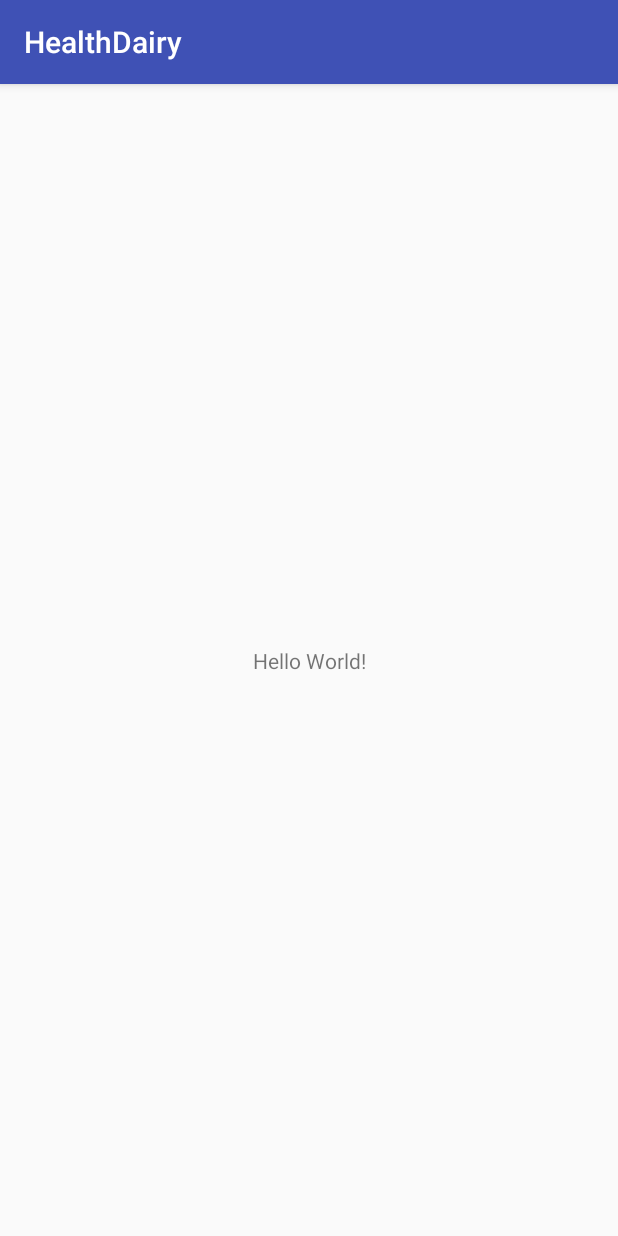
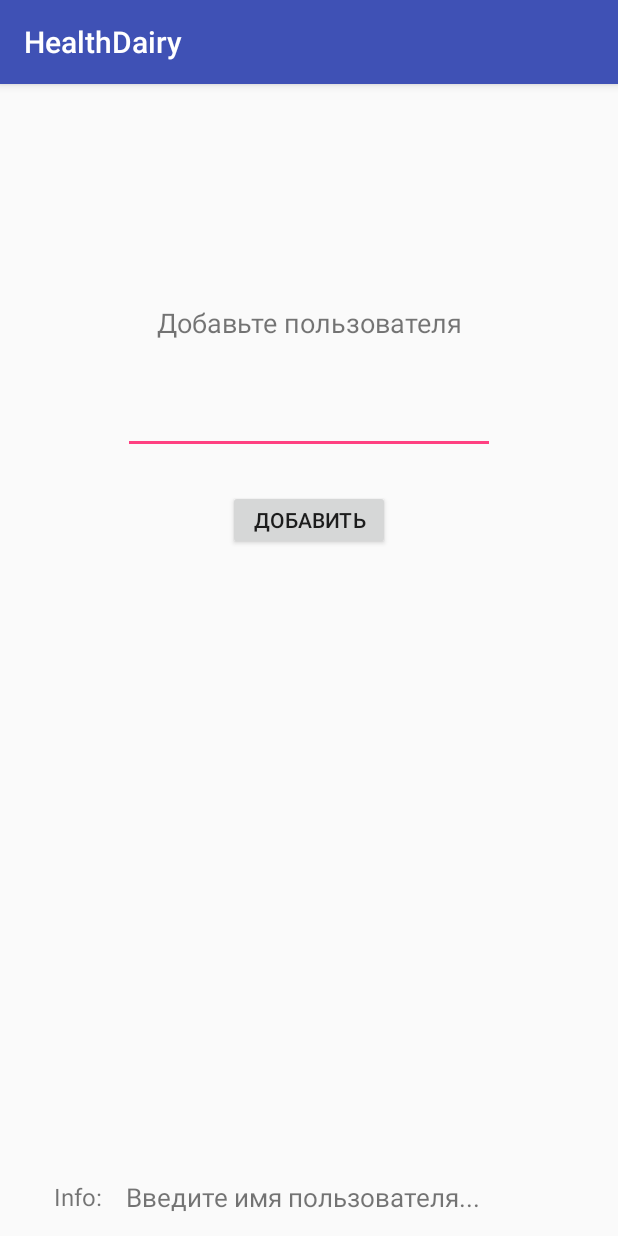
Before and after one commit to blacklgames/HealthDairy, an Android app: the screen it shows after launch (MainActivity), on a phone screen of 412 x 824 dp. Run offline under Robolectric (Android 15) with nearby library versions, the phone set to English and light mode, and no system bars; 6 statements that could not run were skipped.

Commit message:
Add SQLite database handling. Add activity for User history. Finish MainActivity for adding user.

```diff
--- a/HealthDairy/app/build.gradle
+++ b/HealthDairy/app/build.gradle
@@ -32,6 +32,7 @@ dependencies {
     implementation fileTree(dir: 'libs', include: ['*.jar'])
     implementation 'com.android.support:appcompat-v7:27.1.1'
     implementation 'com.android.support.constraint:constraint-layout:1.1.0'
+    implementation 'com.android.support:design:27.1.1'
     testImplementation 'junit:junit:4.12'
     androidTestImplementation 'com.android.support.test:runner:1.0.2'
     androidTestImplementation 'com.android.support.test.espresso:espresso-core:3.0.2'
--- a/HealthDairy/app/src/main/AndroidManifest.xml
+++ b/HealthDairy/app/src/main/AndroidManifest.xml
@@ -16,6 +16,10 @@
                 <category android:name="android.intent.category.LAUNCHER" />
             </intent-filter>
         </activity>
+        <activity
+            android:name=".UserHistoryActivity"
+            android:label="@string/title_activity_user_history"
+            android:theme="@style/AppTheme.NoActionBar"></activity>
     </application>
 
 </manifest>
--- a/HealthDairy/app/src/main/java/com/blacklgames/healthdairy/MainActivity.java
+++ b/HealthDairy/app/src/main/java/com/blacklgames/healthdairy/MainActivity.java
@@ -1,8 +1,15 @@
 package com.blacklgames.healthdairy;
 
+import android.content.ContentValues;
+import android.content.Intent;
+import android.database.Cursor;
+import android.database.sqlite.SQLiteDatabase;
 import android.support.v7.app.AppCompatActivity;
 import android.os.Bundle;
+import android.view.View;
 import android.widget.TextView;
+
+import com.blacklgames.healthdairy.db.DB;
 
 public class MainActivity extends AppCompatActivity {
 
@@ -16,9 +23,53 @@ public class MainActivity extends AppCompatActivity {
         super.onCreate(savedInstanceState);
         setContentView(R.layout.activity_main);
 
-        // Example of a call to a native method
-        TextView tv = (TextView) findViewById(R.id.sample_text);
-        tv.setText(stringFromJNI());
+
+        setInfo("инициализация...");
+
+        DB.get().setBaseContext(getBaseContext());
+        db.execSQL("CREATE TABLE IF NOT EXISTS users (name TEXT)");
+
+        Cursor query = db.rawQuery("SELECT * FROM users;", null);
+        if(query.getCount() > 0)
+        {
+            setInfo("Пользователь найден. Переходим на историю...");
+            Intent intent = new Intent(this, UserHistoryActivity.class);
+            startActivity(intent);
+        }
+        else
+        {
+            setInfo("Введите имя пользователя...");
+        }
+        query.close();
+        db.close();
+    }
+
+    public void onAddClick(View view)
+    {
+        TextView tv = (TextView) findViewById(R.id.txtUserName);
+        String strName = tv.getText().toString();
+
+        if(strName.length() > 0)
+        {
+            SQLiteDatabase db = getBaseContext().openOrCreateDatabase(DATABASE_NAME, MODE_PRIVATE, null);
+            ContentValues values = new ContentValues();
+            values.put(KEY_NAME, strName);
+            db.insert(TABLE_USERS, null, values);
+            db.close();
+
+            Intent intent = new Intent(this, UserHistoryActivity.class);
+            startActivity(intent);
+        }
+        else
+        {
+            setInfo("Введите корректное имя пользователя...");
+        }
+    }
+
+    public void setInfo(String str)
+    {
+        TextView tv = (TextView) findViewById(R.id.txtInfo);
+        tv.setText(str);
     }
 
     /**
--- /dev/null
+++ b/HealthDairy/app/src/main/java/com/blacklgames/healthdairy/db/DB.java
@@ -0,0 +1,140 @@
+package com.blacklgames.healthdairy.db;
+
+import android.content.ContentValues;
+import android.content.Context;
+import android.database.Cursor;
+import android.database.sqlite.SQLiteDatabase;
+import android.database.sqlite.SQLiteOpenHelper;
+
+import java.util.ArrayList;
+import java.util.List;
+
+public class DB implements IDatabaseHandler
+{
+
+    private static volatile DB instance;
+    private static final int DATABASE_VERSION = 1;
+    private static final String DATABASE_NAME = "HDDB";
+    private static final String TABLE_USERS = "users";
+    private static final String KEY_ID = "id";
+    private static final String KEY_NAME = "name";
+
+    Context mContext;
+
+
+    public static DB get() {
+        DB localInstance = instance;
+        if (localInstance == null) {
+            synchronized (DB.class) {
+                localInstance = instance;
+                if (localInstance == null) {
+                    instance = localInstance = new DB();
+                }
+            }
+        }
+        return localInstance;
+    }
+
+    private DB()
+    {
+
+    }
+
+    public void setBaseContext(Context context)
+    {
+        mContext = context;
+    }
+
+
+    public void upgrade(SQLiteDatabase db, int oldVersion, int newVersion)
+    {
+        //db.execSQL("DROP TABLE IF EXISTS " + TABLE_USERS);
+        //onCreate(db);
+    }
+
+    @Override
+    public void addUser(User user)
+    {
+        SQLiteDatabase db = mContext.openOrCreateDatabase(DATABASE_NAME, MODE_PRIVATE, null);
+        ContentValues values = new ContentValues();
+
+        values.put(KEY_NAME, user.getName());
+
+        db.insert(TABLE_USERS, null, values);
+        db.close();
+    }
+
+    @Override
+    public User getUser(int id)
+    {
+        SQLiteDatabase db = getWritableDatabase();
+        Cursor cursor = db.query(TABLE_USERS, new String[]{KEY_ID, KEY_NAME},KEY_ID + "=?",
+             new String[]{String.valueOf(id)}, null,null, null, null);
+
+        if(null != cursor)
+        {
+            cursor.moveToFirst();
+        }
+
+        User user = new User(Integer.parseInt(cursor.getString(0)),
+                            cursor.getString(1));
+        return  user;
+    }
+
+    @Override
+    public List<User> getAllUsers()
+    {
+        List<User> list = new ArrayList<User>();
+        String selectQuery = "SELECT  * FROM " + TABLE_USERS;
+
+        SQLiteDatabase db = getWritableDatabase();
+        Cursor cursor = db.rawQuery(selectQuery, null);
+
+        if(cursor.moveToFirst())
+        {
+            do {
+                User user = new User();
+                user.setId(Integer.parseInt(cursor.getString(0)));
+                user.setName(cursor.getString(1));
+            }while (cursor.moveToNext());
+        }
+        return list;
+    }
+
+    @Override
+    public int updateUser(User user)
+    {
+        SQLiteDatabase db = getWritableDatabase();
+
+        ContentValues values = new ContentValues();
+        values.put(KEY_NAME, user.getName());
+        return db.update(TABLE_USERS, values, KEY_ID + " =?",
+                        new String[]{String.valueOf(user.getId())});
+    }
+
+    @Override
+    public void deleteUser(User user)
+    {
+        SQLiteDatabase db = getWritableDatabase();
+        db.delete(TABLE_USERS, KEY_ID + " =?", new String[]{String.valueOf(user.getId())});
+        db.close();
+    }
+
+    @Override
+    public void deleteAll()
+    {
+        SQLiteDatabase db = getWritableDatabase();
+        db.delete(TABLE_USERS, null, null);
+        db.close();
+    }
+
+    @Override
+    public int getUsersCount()
+    {
+        String countQuery = "SELECT  * FROM " + TABLE_USERS;
+        SQLiteDatabase db = getWritableDatabase();
+        Cursor cursor = db.rawQuery(countQuery, null);
+        cursor.close();
+        return cursor.getCount();
+    }
+}
--- /dev/null
+++ b/HealthDairy/app/src/main/java/com/blacklgames/healthdairy/db/IDatabaseHandler.java
@@ -0,0 +1,13 @@
+package com.blacklgames.healthdairy.db;
+
+import java.util.List;
+
+public interface IDatabaseHandler {
+    public void addUser(User user);
+    public User getUser(int id);
+    public List<User> getAllUsers();
+    public int getUsersCount();
+    public int updateUser(User user);
+    public void deleteUser(User user);
+    public void deleteAll();
+}
--- a/HealthDairy/app/src/main/res/layout/activity_main.xml
+++ b/HealthDairy/app/src/main/res/layout/activity_main.xml
@@ -7,13 +7,72 @@
     tools:context=".MainActivity">
 
     <TextView
-        android:id="@+id/sample_text"
+        android:id="@+id/txtILabel"
         android:layout_width="wrap_content"
         android:layout_height="wrap_content"
-        android:text="Hello World!"
+        android:text="Добавьте пользователя"
+        android:textSize="18sp"
         app:layout_constraintBottom_toBottomOf="parent"
         app:layout_constraintLeft_toLeftOf="parent"
         app:layout_constraintRight_toRightOf="parent"
-        app:layout_constraintTop_toTopOf="parent" />
+        app:layout_constraintTop_toTopOf="parent"
+        app:layout_constraintVertical_bias="0.197" />
+
+    <EditText
+        android:id="@+id/txtUserName"
+        android:layout_width="248dp"
+        android:layout_height="39dp"
+        android:layout_marginEnd="8dp"
+        android:layout_marginLeft="8dp"
+        android:layout_marginRight="8dp"
+        android:layout_marginStart="8dp"
+        android:layout_marginTop="36dp"
+        android:ems="10"
+        android:inputType="textPersonName"
+        app:layout_constraintEnd_toEndOf="parent"
+        app:layout_constraintStart_toStartOf="parent"
+        app:layout_constraintTop_toBottomOf="@+id/txtILabel" />
+
+    <Button
+        android:id="@+id/btnAdd"
+        android:layout_width="108dp"
+        android:layout_height="40dp"
+        android:layout_marginEnd="8dp"
+        android:layout_marginLeft="8dp"
+        android:layout_marginRight="8dp"
+        android:layout_marginStart="8dp"
+        android:layout_marginTop="24dp"
+        android:onClick="onAddClick"
+        android:text="Добавить"
+        app:layout_constraintEnd_toEndOf="parent"
+        app:layout_constraintStart_toStartOf="parent"
+        app:layout_constraintTop_toBottomOf="@+id/txtUserName" />
+
+    <TextView
+        android:id="@+id/textView"
+        android:layout_width="40dp"
+        android:layout_height="21dp"
+        android:layout_marginBottom="16dp"
+        android:layout_marginLeft="36dp"
+        android:layout_marginStart="36dp"
+        android:text="Info:"
+        android:textSize="16sp"
+        app:layout_constraintBottom_toBottomOf="parent"
+        app:layout_constraintStart_toStartOf="parent" />
+
+    <TextView
+        android:id="@+id/txtInfo"
+        android:layout_width="0dp"
+        android:layout_height="22dp"
+        android:layout_marginBottom="16dp"
+        android:layout_marginEnd="8dp"
+        android:layout_marginLeft="8dp"
+        android:layout_marginRight="8dp"
+        android:layout_marginStart="8dp"
+        android:textSize="17sp"
+        app:layout_constraintBottom_toBottomOf="parent"
+        app:layout_constraintEnd_toEndOf="parent"
+        app:layout_constraintHorizontal_bias="1.0"
+        app:layout_constraintStart_toEndOf="@+id/textView" />
 
 </android.support.constraint.ConstraintLayout>
--- /dev/null
+++ b/HealthDairy/app/src/main/res/values/dimens.xml
@@ -0,0 +1,3 @@
+<resources>
+    <dimen name="fab_margin">16dp</dimen>
+</resources>
--- a/HealthDairy/app/src/main/res/values/strings.xml
+++ b/HealthDairy/app/src/main/res/values/strings.xml
@@ -1,3 +1,4 @@
 <resources>
     <string name="app_name">HealthDairy</string>
+    <string name="title_activity_user_history">Список рецептов</string>
 </resources>
--- a/HealthDairy/app/src/main/res/values/styles.xml
+++ b/HealthDairy/app/src/main/res/values/styles.xml
@@ -8,4 +8,13 @@
         <item name="colorAccent">@color/colorAccent</item>
     </style>
 
+    <style name="AppTheme.NoActionBar">
+        <item name="windowActionBar">false</item>
+        <item name="windowNoTitle">true</item>
+    </style>
+
+    <style name="AppTheme.AppBarOverlay" parent="ThemeOverlay.AppCompat.Dark.ActionBar" />
+
+    <style name="AppTheme.PopupOverlay" parent="ThemeOverlay.AppCompat.Light" />
+
 </resources>
```
Also changed, not shown: HealthDairy/app/src/main/java/com/blacklgames/healthdairy/UserHistoryActivity.java (added, +30 -0 lines), HealthDairy/app/src/main/java/com/blacklgames/healthdairy/db/User.java (added, +36 -0 lines), HealthDairy/app/src/main/res/layout/activity_user_history.xml (added, +33 -0 lines), HealthDairy/app/src/main/res/layout/content_user_history.xml (added, +11 -0 lines), 1 other file.
